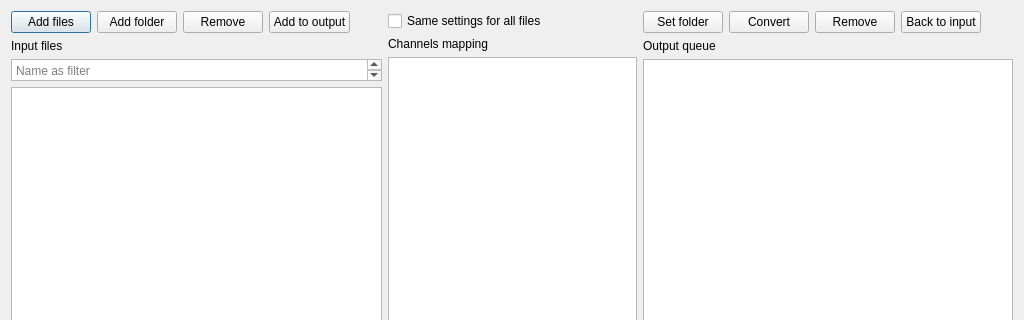
Old version of the form view.ui in the repository ngocminhdao88/tdms2uff; both pictures show x 0 to 1024 and y 0 to 320 of the 1024 by 768 pixel window.
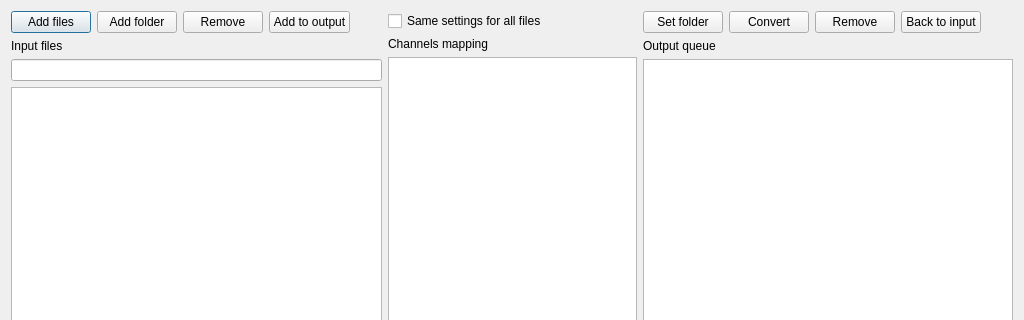
New version of the form.

Commit message: Working on adding files into the input view

Patch:
```diff
--- a/view.ui
+++ b/view.ui
@@ -13,7 +13,7 @@
   <property name="windowTitle">
    <string>Dialog</string>
   </property>
-  <layout class="QHBoxLayout" name="horizontalLayout_4">
+  <layout class="QHBoxLayout" name="horizontalLayout_3">
    <item>
     <layout class="QVBoxLayout" name="verticalLayout">
      <item>
@@ -69,17 +69,7 @@
       </widget>
      </item>
      <item>
-      <widget class="QTextEdit" name="filterEdit">
-       <property name="maximumSize">
-        <size>
-         <width>16777215</width>
-         <height>22</height>
-        </size>
-       </property>
-       <property name="placeholderText">
-        <string>Name as filter</string>
-       </property>
-      </widget>
+      <widget class="QLineEdit" name="inputFilterEdit"/>
      </item>
      <item>
       <widget class="QTreeView" name="inputTreeView">
@@ -93,28 +83,11 @@
    <item>
     <layout class="QVBoxLayout" name="verticalLayout_2">
      <item>
-      <layout class="QHBoxLayout" name="horizontalLayout_2">
-       <item>
-        <widget class="QCheckBox" name="sameSettingsCheckBox">
-         <property name="text">
-          <string>Same settings for all files</string>
-         </property>
-        </widget>
-       </item>
-       <item>
-        <spacer name="horizontalSpacer_2">
-         <property name="orientation">
-          <enum>Qt::Horizontal</enum>
-         </property>
-         <property name="sizeHint" stdset="0">
-          <size>
-           <width>40</width>
-           <height>20</height>
-          </size>
-         </property>
-        </spacer>
-       </item>
-      </layout>
+      <widget class="QCheckBox" name="sameSettingsCheckBox">
+       <property name="text">
+        <string>Same settings for all files</string>
+       </property>
+      </widget>
      </item>
      <item>
       <widget class="QLabel" name="channelsMappingLabel">
@@ -131,7 +104,7 @@
    <item>
     <layout class="QVBoxLayout" name="verticalLayout_3">
      <item>
-      <layout class="QHBoxLayout" name="horizontalLayout_3">
+      <layout class="QHBoxLayout" name="horizontalLayout_2">
        <item>
         <widget class="QPushButton" name="setOutputFolderButton">
          <property name="text">
@@ -161,7 +134,7 @@
         </widget>
        </item>
        <item>
-        <spacer name="horizontalSpacer_3">
+        <spacer name="horizontalSpacer_2">
          <property name="orientation">
           <enum>Qt::Horizontal</enum>
          </property>
```
Left out of the diff: 8 changed lines with no effect on the pictures. The commit also changes 11 other files.
